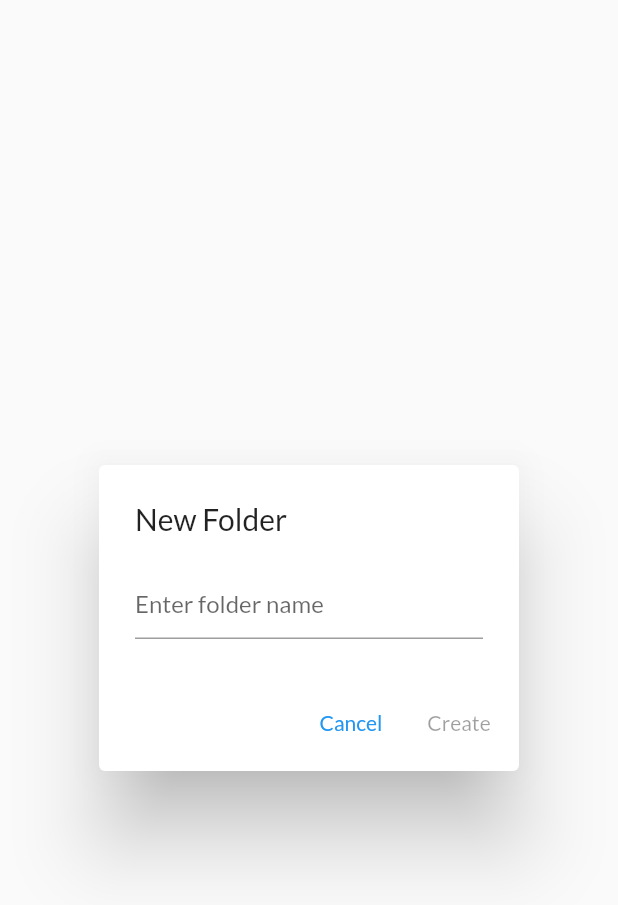
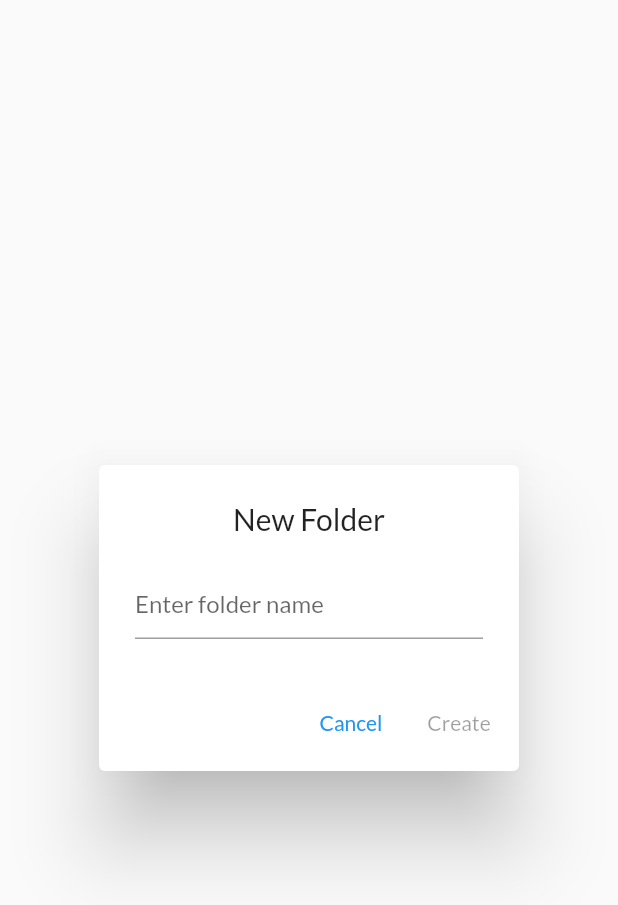
Before and after one commit to nilekell/receiptcamp_debug_select_multiple, a Flutter app: the FolderDialog widget shown alone on an empty page, opened directly with empty values, on a phone screen of 412 x 824 dp. Shown: the top 905 px of the screen. Run offline on Flutter 3.47's test engine with Material 2 defaults, Android fonts, the phone set to English and light mode, and no system bars; our stand-ins replace bloc, equatable, flutter_bloc, flutter_image_compress, gallery_saver, google_fonts and 4 more; missing offline and left inert: easy_image_viewer, google_mlkit_text_recognition; accounts and stored records are empty.

Commit message:
CreateFolderDialog: added text styling

```diff
--- a/lib/presentation/ui/file_explorer/folder/create_folder_dialog.dart
+++ b/lib/presentation/ui/file_explorer/folder/create_folder_dialog.dart
@@ -61,7 +61,7 @@ class _FolderDialogState extends State<FolderDialog> {
               ),
             ],
           )),
-      title: const Text('New Folder'),
+      title: const Text('New Folder', textAlign: TextAlign.center, style: TextStyle(fontWeight: FontWeight.w500)),
       actions: <Widget>[
         TextButton(
             child: const Text('Cancel'),
```
